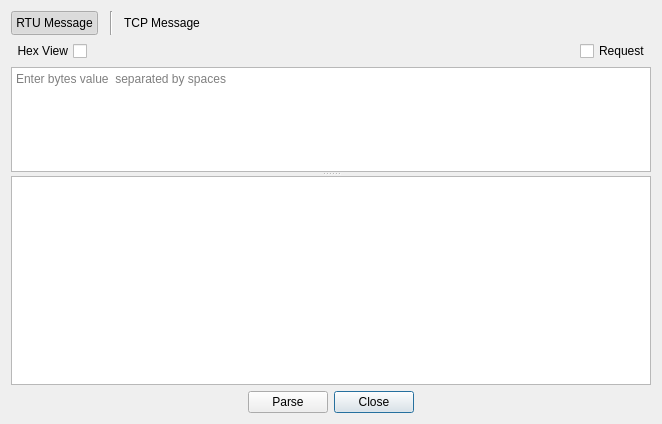
Old version of the form omodscan/dialogs/dialogmsgparser.ui in the repository sanny32/OpenModScan.
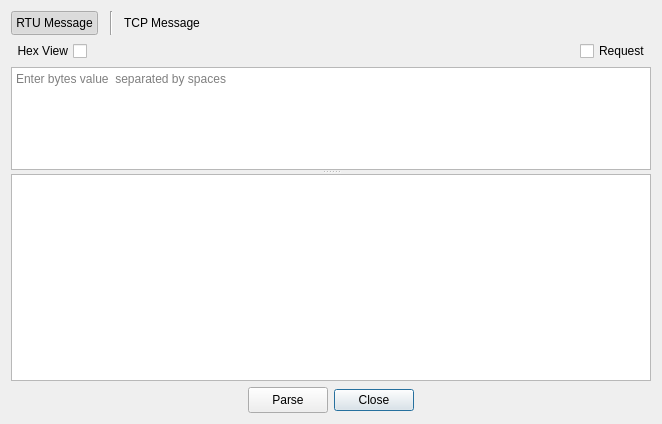
New version of the form. Custom widgets are drawn as their Qt base class.

Patch:
```diff
--- a/omodscan/dialogs/dialogmsgparser.ui
+++ b/omodscan/dialogs/dialogmsgparser.ui
@@ -187,6 +187,12 @@
      </item>
      <item>
       <widget class="QPushButton" name="pushButtonParse">
+       <property name="minimumSize">
+        <size>
+         <width>0</width>
+         <height>26</height>
+        </size>
+       </property>
        <property name="text">
         <string>Parse</string>
        </property>
@@ -203,6 +209,12 @@
          <verstretch>0</verstretch>
         </sizepolicy>
        </property>
+       <property name="minimumSize">
+        <size>
+         <width>0</width>
+         <height>26</height>
+        </size>
+       </property>
        <property name="orientation">
         <enum>Qt::Horizontal</enum>
        </property>
```
Left out of the diff: 28 changed lines with no effect on the pictures.
